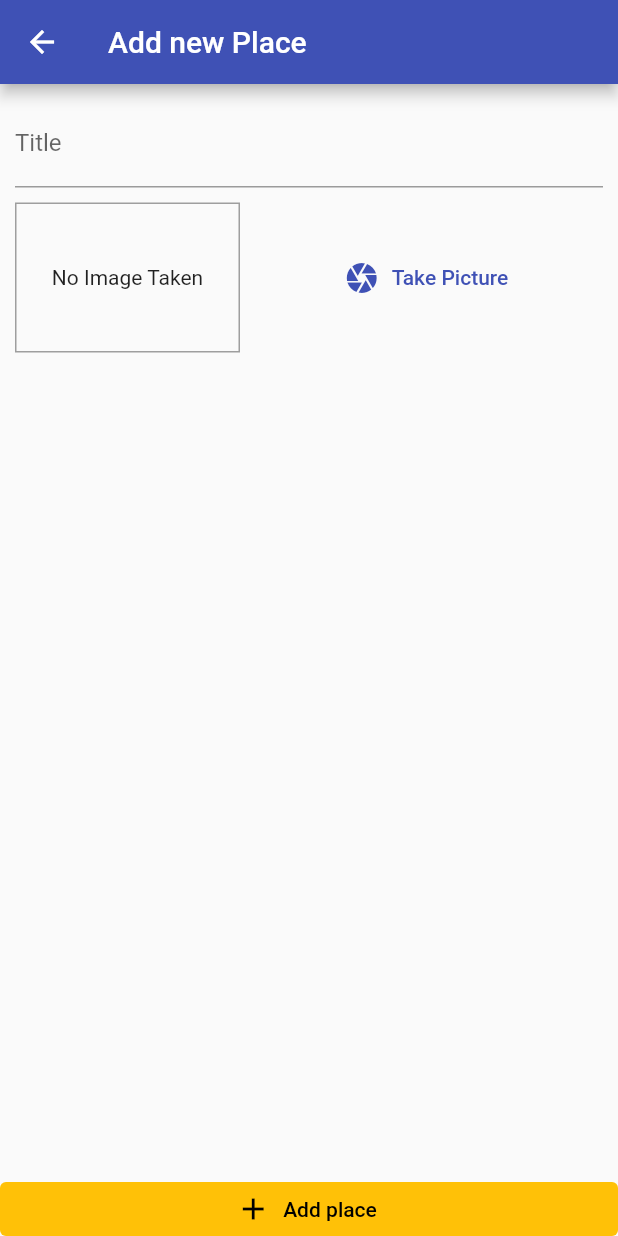
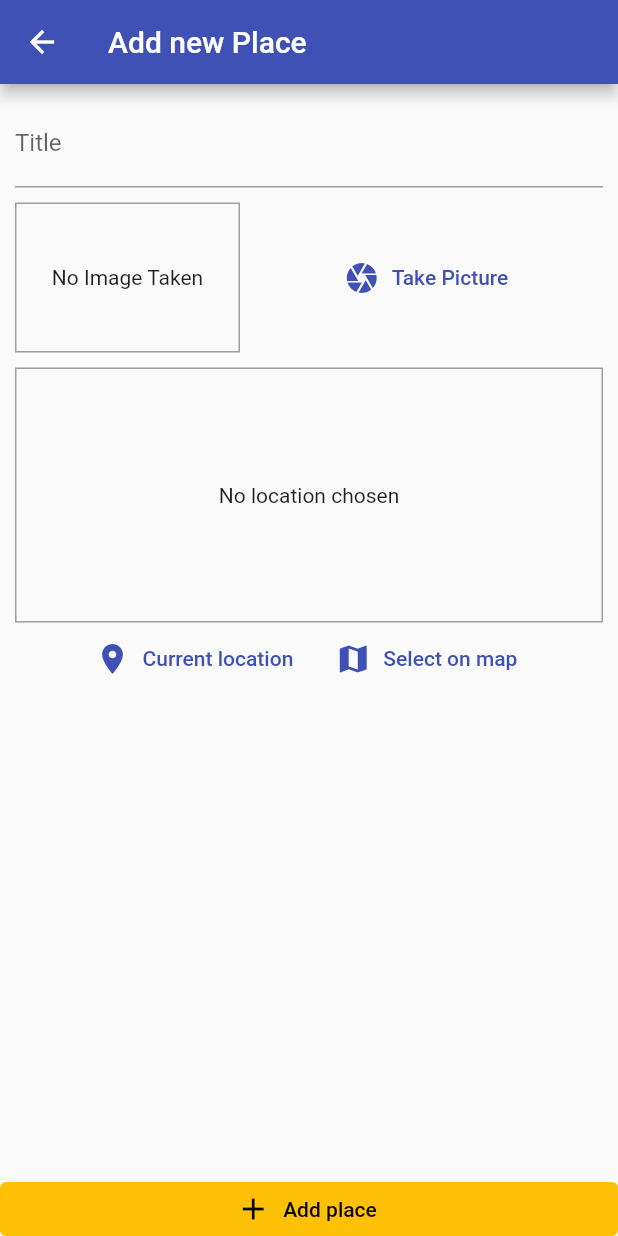
Before and after one commit to syarifabdurrahman/native-device-app-Flutter, a Flutter app: the screen it shows after launch, after a tap on the "add" icon, on a phone screen of 412 x 824 dp. Run offline on Flutter 3.47's test engine with Material 2 defaults, Android fonts, the phone set to English and light mode, and no system bars; our stand-ins replace flutter_map, image_picker, latlong2, location, sqflite; accounts and stored records are empty.

Commit message:
Adding map API with flutter_map and location package

```diff
--- /dev/null
+++ b/lib/helpers/db_helper.dart
@@ -0,0 +1,31 @@
+import 'package:sqflite/sqflite.dart' as sql;
+import 'package:path/path.dart' as path;
+
+class DBhelper {
+  static Future<sql.Database> databases() async {
+    final dbPath = await sql.getDatabasesPath();
+
+    return sql.openDatabase(
+      path.join(dbPath, 'places.db'),
+      onCreate: (db, version) {
+        return db.execute(
+            'CREATE TABLE user_places(id TEXT PRIMARY KEY,title TEXT,image TEXT)');
+      },
+      version: 1,
+    );
+  }
+
+  static Future<void> insert(String table, Map<String, dynamic> data) async {
+    final db = await DBhelper.databases();
+    db.insert(
+      table,
+      data,
+      conflictAlgorithm: sql.ConflictAlgorithm.replace,
+    );
+  }
+
+  static Future<List<Map<String, dynamic>>> getData(String table) async {
+    final db = await DBhelper.databases();
+    return db.query(table);
+  }
+}
--- /dev/null
+++ b/lib/helpers/location_helper.dart
@@ -0,0 +1,11 @@
+const API_KEY = 'b8142eda582d4a7992c63f0447c6f325';
+
+class LocationHelper {
+  static String generateImageLocation() {
+    return 'https://maps.geoapify.com/v1/tile/carto/{z}/{x}/{y}.png?&apiKey=${API_KEY}';
+  }
+
+  static String generateMarkerLocation() {
+    return 'https://api.geoapify.com/v1/icon?type=awesome&color=%2352b74c&size=x-large&icon=tree&noWhiteCircle=true&scaleFactor=2&apiKey=${API_KEY}';
+  }
+}
--- a/lib/models/place.dart
+++ b/lib/models/place.dart
@@ -15,7 +15,7 @@ class PlaceLocation {
 class Place {
   final String id;
   final String title;
-  final PlaceLocation location;
+  final PlaceLocation? location;
   final File image;
 
   Place({
--- a/lib/providers/great_places.dart
+++ b/lib/providers/great_places.dart
@@ -1,4 +1,7 @@
+import 'dart:io';
+
 import 'package:flutter/material.dart';
+import 'package:native_device_app/helpers/db_helper.dart';
 import 'package:native_device_app/models/place.dart';
 
 class GreatPlaces with ChangeNotifier {
@@ -7,4 +10,37 @@ class GreatPlaces with ChangeNotifier {
   List<Place> get items {
     return [..._items];
   }
+
+  void addPlace(String pickedTitle, File pickedImage) {
+    final newPlace = Place(
+        id: DateTime.now().toString(),
+        title: pickedTitle,
+        location: null,
+        image: pickedImage);
+    _items.add(newPlace);
+    notifyListeners();
+    DBhelper.insert(
+      'user_places  ',
+      {
+        'id': newPlace.id,
+        'title': newPlace.title,
+        'image': newPlace.image.path,
+      },
+    );
+  }
+
+  Future<void> fetchAndSetPlaces() async {
+    final dataList = await DBhelper.getData('user_places');
+    _items = dataList
+        .map(
+          (item) => Place(
+            id: item['id'],
+            title: item['title'],
+            location: null,
+            image: File(item['image']),
+          ),
+        )
+        .toList();
+    notifyListeners();
+  }
 }
--- a/lib/screens/add_place_screen.dart
+++ b/lib/screens/add_place_screen.dart
@@ -1,5 +1,10 @@
+import 'dart:io';
+
 import 'package:flutter/material.dart';
+import 'package:native_device_app/providers/great_places.dart';
 import 'package:native_device_app/widgets/image_input.dart';
+import 'package:native_device_app/widgets/location_input.dart';
+import 'package:provider/provider.dart';
 
 class AddPlaceScreen extends StatefulWidget {
   const AddPlaceScreen({Key? key}) : super(key: key);
@@ -12,6 +17,21 @@ class AddPlaceScreen extends StatefulWidget {
 
 class _AddPlaceScreenState extends State<AddPlaceScreen> {
   final _titleController = TextEditingController();
+  File? _pickedImage;
+
+  void _selectImage(File pickedImage) {
+    _pickedImage = pickedImage;
+  }
+
+  void _savePlace() {
+    if (_titleController.text.isEmpty || _pickedImage == null) {
+      return;
+    }
+    Provider.of<GreatPlaces>(context, listen: false)
+        .addPlace(_titleController.text, _pickedImage!);
+    Navigator.of(context).pop();
+  }
+
   @override
   Widget build(BuildContext context) {
     return Scaffold(
@@ -35,7 +55,11 @@ class _AddPlaceScreenState extends State<AddPlaceScreen> {
                     SizedBox(
                       height: 10,
                     ),
-                    ImageInput(),
+                    ImageInput(_selectImage),
+                    SizedBox(
+                      height: 10,
+                    ),
+                    LocationInput(),
                   ],
                 ),
               ),
@@ -52,7 +76,7 @@ class _AddPlaceScreenState extends State<AddPlaceScreen> {
                 color: Colors.black,
               ),
             ),
-            onPressed: () {},
+            onPressed: _savePlace,
             style: ElevatedButton.styleFrom(
               elevation: 0,
               primary: Theme.of(context).accentColor,
--- a/lib/screens/places_list_screen.dart
+++ b/lib/screens/places_list_screen.dart
@@ -1,5 +1,7 @@
 import 'package:flutter/material.dart';
+import 'package:native_device_app/providers/great_places.dart';
 import 'package:native_device_app/screens/add_place_screen.dart';
+import 'package:provider/provider.dart';
 
 class PlacesListScreen extends StatelessWidget {
   const PlacesListScreen({Key? key}) : super(key: key);
@@ -18,9 +20,35 @@ class PlacesListScreen extends StatelessWidget {
             ),
           ],
         ),
-      body: Center(
+        body: FutureBuilder(
+          future: Provider.of<GreatPlaces>(context, listen: false)
+              .fetchAndSetPlaces(),
+          builder: (ctx, snapshot) => snapshot.connectionState ==
+                  ConnectionState.waiting
+              ? Center(
                   child: CircularProgressIndicator(),
+                )
+              : Consumer<GreatPlaces>(
+                  builder: (ctx, greatPlacesData, ch) =>
+                      greatPlacesData.items.length <= 0
+                          ? ch!
+                          : ListView.builder(
+                              itemCount: greatPlacesData.items.length,
+                              itemBuilder: (ctx, i) => ListTile(
+                                leading: CircleAvatar(
+                                  backgroundImage:
+                                      FileImage(greatPlacesData.items[i].image),
                                 ),
-    );
+                                title: Text(greatPlacesData.items[i].title),
+                                onTap: () {
+                                  // Go to detail page
+                                },
+                              ),
+                            ),
+                  child: Center(
+                    child: const Text('Got no places yet, start adding some'),
+                  ),
+                ),
+        ));
   }
 }
--- a/lib/widgets/image_input.dart
+++ b/lib/widgets/image_input.dart
@@ -6,7 +6,9 @@ import 'package:path/path.dart' as path;
 import 'package:path_provider/path_provider.dart' as syspaths;
 
 class ImageInput extends StatefulWidget {
-  const ImageInput({Key? key}) : super(key: key);
+  final Function onSelectImage;
+
+  ImageInput(this.onSelectImage);
 
   @override
   State<ImageInput> createState() => _ImageInputState();
@@ -21,14 +23,18 @@ class _ImageInputState extends State<ImageInput> {
       source: ImageSource.camera,
       maxWidth: 600,
     );
+    if (imageFile == null) {
+      return;
+    }
     setState(() {
-      _storedImage = File(imageFile?.path ?? '');
+      _storedImage = File(imageFile.path);
     });
 
     //Saving to path storage
     final appDir = await syspaths.getApplicationDocumentsDirectory();
-    final fileName = path.basename(imageFile?.path ?? '');
+    final fileName = path.basename(imageFile.path);
     final savedImage = await _storedImage?.copy('${appDir.path}/$fileName');
+    widget.onSelectImage(savedImage);
   }
 
   @override
@@ -60,12 +66,13 @@ class _ImageInputState extends State<ImageInput> {
           width: 10,
         ),
         Expanded(
-            child: FlatButton.icon(
-          icon: Icon(Icons.camera),
-          label: Text('Take Picture'),
-          textColor: Theme.of(context).primaryColor,
-          onPressed: _takePicture,
-        )),
+          child: FlatButton.icon(
+            icon: Icon(Icons.camera),
+            label: Text('Take Picture'),
+            textColor: Theme.of(context).primaryColor,
+            onPressed: _takePicture,
+          ),
+        ),
       ],
     );
   }
--- /dev/null
+++ b/lib/widgets/location_input.dart
@@ -0,0 +1,83 @@
+import 'package:flutter/material.dart';
+import 'package:flutter_map/flutter_map.dart'; // Suitable for most situations
+import 'package:flutter_map/plugin_api.dart';
+import 'package:latlong2/latlong.dart';
+import 'package:location/location.dart';
+import 'package:native_device_app/helpers/location_helper.dart';
+
+class LocationInput extends StatefulWidget {
+  const LocationInput({Key? key}) : super(key: key);
+
+  @override
+  State<LocationInput> createState() => _LocationInputState();
+}
+
+class _LocationInputState extends State<LocationInput> {
+  String? _previewImageUrl;
+  double? _latitude;
+  double? _longitude;
+  MapController? mapController;
+
+  Future<void> _getCurrentUserLocation() async {
+    final locData = await Location().getLocation();
+    final staticMapImageUrl = LocationHelper.generateImageLocation();
+    setState(() {
+      _latitude = locData.latitude;
+      _longitude = locData.longitude;
+      _previewImageUrl = staticMapImageUrl;
+      mapController?.move(LatLng(_latitude!, _longitude!), 17.0);
+    });
+  }
+
+  @override
+  Widget build(BuildContext context) {
+    return Column(
+      children: [
+        Container(
+          height: 170,
+          width: double.infinity,
+          alignment: Alignment.center,
+          decoration:
+              BoxDecoration(border: Border.all(width: 1, color: Colors.grey)),
+          child: _previewImageUrl == null
+              ? Text(
+                  'No location chosen',
+                  textAlign: TextAlign.center,
+                )
+              : FlutterMap(
+                  options: MapOptions(
+                    center: LatLng(_latitude!, _longitude!),
+                  ),
+                  layers: [
+                    TileLayerOptions(
+                      urlTemplate: LocationHelper.generateImageLocation(),
+                      userAgentPackageName: 'dev.fleaflet.flutter_map.example',
+                    ),
+                  ],
+                ),
+          // : Image.network(
+          //     _previewImageUrl!,
+          //     fit: BoxFit.cover,
+          //   ),
+        ),
+        Row(
+          mainAxisAlignment: MainAxisAlignment.center,
+          children: [
+            FlatButton.icon(
+              icon: Icon(Icons.location_on),
+              onPressed: _getCurrentUserLocation,
+              label: Text('Current location'),
+              textColor: Theme.of(context).primaryColor,
+            ),
+            FlatButton.icon(
+              icon: Icon(Icons.map),
+              onPressed: () {},
+              label: Text('Select on map'),
+              textColor: Theme.of(context).primaryColor,
+            )
+          ],
+        )
+      ],
+    );
+  }
+}
--- a/pubspec.yaml
+++ b/pubspec.yaml
@@ -38,6 +38,9 @@ dependencies:
   image_picker: ^0.8.5+3
   path_provider: ^2.0.11
   path: ^1.8.1
+  sqflite: ^2.0.3+1
+  location: ^4.4.0
+  flutter_map: ^2.2.0
 
 dev_dependencies:
   flutter_test:
```
Also changed, not shown: pubspec.lock, 6 other files. Lines whose indentation alone changed are shown as unchanged.
